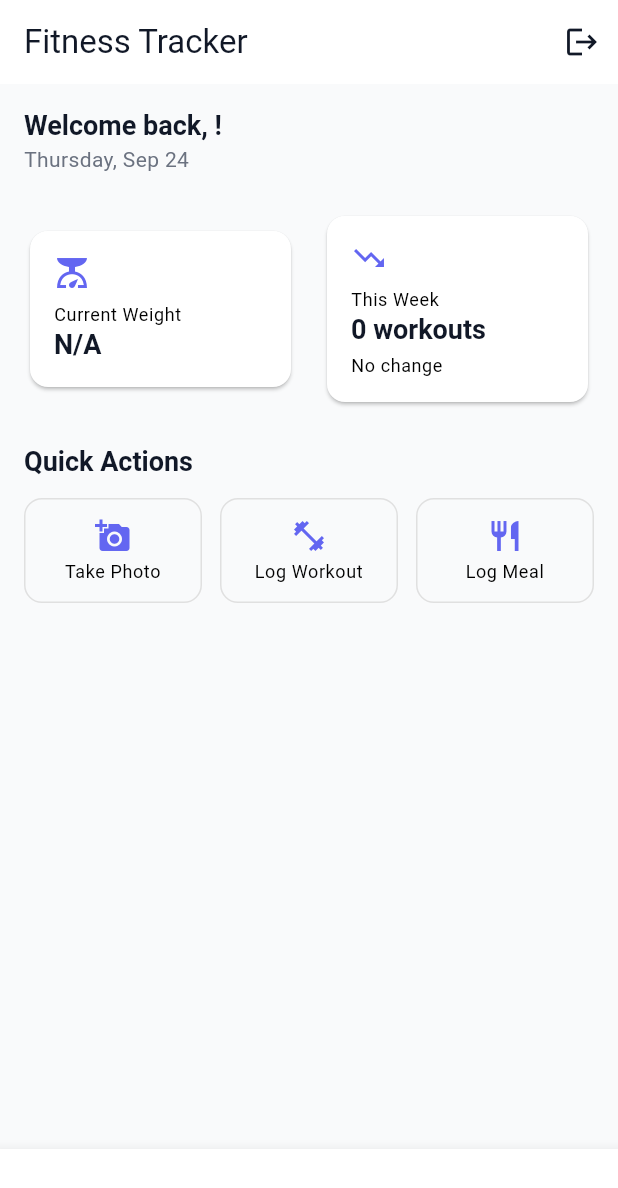
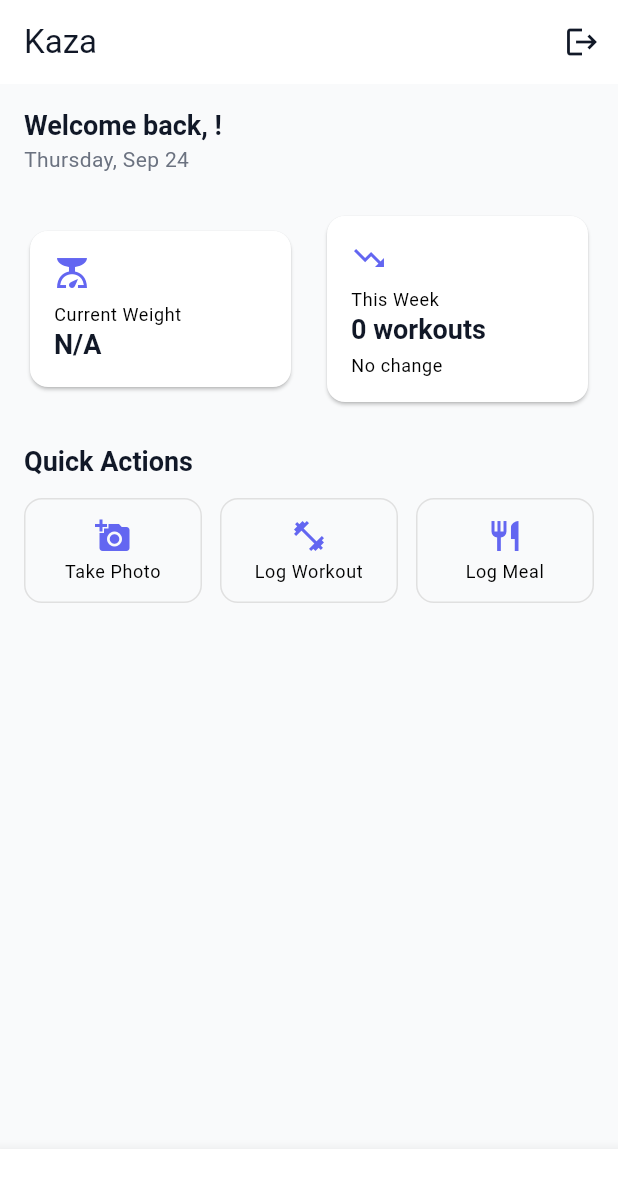
Before and after one commit to WisdomBusara/unfat, a Flutter app: the HomeScreen screen opened directly, on a phone screen of 412 x 824 dp. Shown: the top 1188 px of the screen. Run offline on Flutter 3.47's test engine with Material 3 defaults, Android fonts, the phone set to English and light mode, and no system bars; our stand-ins replace camera, cloud_firestore, firebase_auth, firebase_core, firebase_storage, flutter_dotenv and 1 more; accounts and stored records are empty; statements that could not run were skipped.

Commit message:
Rebrand app to Kaza
Swahili for "tighten/strengthen" - ties to the wisdombusara.com
parent domain while directly naming the app's core goals (shred +
get stronger). Renamed pubspec package, app title, and README.

Co-Authored-By: Claude Sonnet 5 <noreply@anthropic.com>

```diff
--- a/lib/main.dart
+++ b/lib/main.dart
@@ -37,7 +37,7 @@ class FitnessApp extends StatelessWidget {
         ChangeNotifierProvider(create: (_) => PhotoProvider()),
       ],
       child: MaterialApp(
-        title: 'Fitness Tracker',
+        title: 'Kaza',
         theme: AppTheme.lightTheme,
         darkTheme: AppTheme.darkTheme,
         themeMode: ThemeMode.system,
--- a/lib/screens/home/home_screen.dart
+++ b/lib/screens/home/home_screen.dart
@@ -37,7 +37,7 @@ class _HomeScreenState extends State<HomeScreen> {
   Widget build(BuildContext context) {
     return Scaffold(
       appBar: AppBar(
-        title: const Text('Fitness Tracker'),
+        title: const Text('Kaza'),
         actions: [
           IconButton(
             icon: const Icon(Icons.logout),
--- a/pubspec.yaml
+++ b/pubspec.yaml
@@ -1,5 +1,5 @@
-name: fitness_app
-description: Evidence-based fitness tracking app with AI coaching.
+name: kaza
+description: Kaza — evidence-based fitness tracking app with AI coaching.
 
 publish_to: 'none'
 
```
Also changed, not shown: 1 other file.
